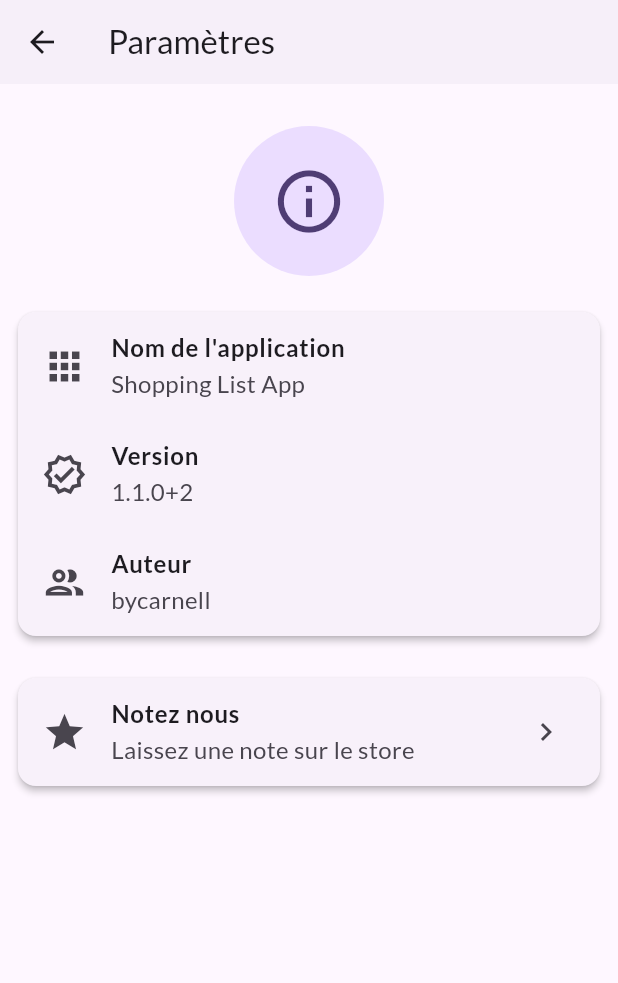
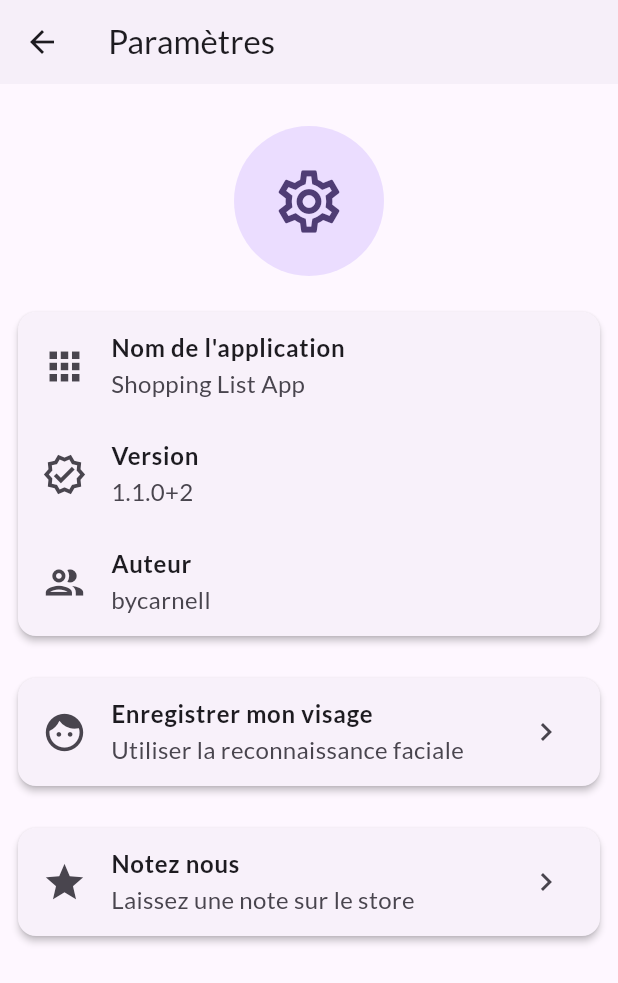
Before and after one commit to carnell0/shopping_list_app, a Flutter app: the SettingsTab screen opened directly, on a phone screen of 412 x 824 dp. Shown: the top 983 px of the screen. Run offline on Flutter 3.47's test engine with Material 3 defaults, Android fonts, the phone set to English and light mode, and no system bars; our stand-ins replace camera, flutter_riverpod, hive, hive_flutter, image_picker, local_auth; missing offline and left inert: google_mlkit_face_detection, tflite_flutter; accounts and stored records are empty.

Commit message:
Quelques changements supplémentaires

```diff
--- a/lib/screens/tabs/settings_tab.dart
+++ b/lib/screens/tabs/settings_tab.dart
@@ -1,4 +1,5 @@
 import 'package:flutter/material.dart';
+import '../register_face_screen.dart';
 
 class SettingsTab extends StatelessWidget {
   const SettingsTab({super.key});
@@ -23,7 +24,7 @@ class SettingsTab extends StatelessWidget {
             radius: 50,
             backgroundColor: Theme.of(context).colorScheme.primaryContainer,
             child: Icon(
-              Icons.info_outline,
+              Icons.settings_outlined,
               size: 50,
               color: Theme.of(context).colorScheme.onPrimaryContainer,
             ),
@@ -58,11 +59,34 @@ class SettingsTab extends StatelessWidget {
             shape: RoundedRectangleBorder(borderRadius: BorderRadius.circular(12)),
             child: Column(
               children: [
-                _buildInfoTile(
+                _buildTappableTile(
+                  context: context,
+                  icon: Icons.face,
+                  title: 'Enregistrer mon visage',
+                  subtitle: 'Utiliser la reconnaissance faciale',
+                  onTap: () {
+                    Navigator.of(context).push(
+                      MaterialPageRoute(
+                        builder: (context) => const RegisterFaceScreen(),
+                      ),
+                    );
+                  },
+                ),
+              ],
+            ),
+          ),
+          const SizedBox(height: 20),
+          Card(
+            elevation: 2,
+            shape: RoundedRectangleBorder(borderRadius: BorderRadius.circular(12)),
+            child: Column(
+              children: [
+                _buildTappableTile(
+                  context: context,
                   icon: Icons.star_outlined,
                   title: 'Notez nous',
                   subtitle: 'Laissez une note sur le store',
-                  trailing: const Icon(Icons.chevron_right),
+                  onTap: () {},
                 ),
               ],
             ),
@@ -76,13 +100,27 @@ class SettingsTab extends StatelessWidget {
     required IconData icon,
     required String title,
     required String subtitle,
-    Widget? trailing,
   }) {
     return ListTile(
       leading: Icon(icon, size: 30),
       title: Text(title, style: const TextStyle(fontWeight: FontWeight.bold)),
       subtitle: Text(subtitle, style: const TextStyle(fontSize: 16)),
-      trailing: trailing,
+    );
+  }
+
+  Widget _buildTappableTile({
+    required BuildContext context,
+    required IconData icon,
+    required String title,
+    required String subtitle,
+    required VoidCallback onTap,
+  }) {
+    return ListTile(
+      onTap: onTap,
+      leading: Icon(icon, size: 30),
+      title: Text(title, style: const TextStyle(fontWeight: FontWeight.bold)),
+      subtitle: Text(subtitle, style: const TextStyle(fontSize: 16)),
+      trailing: const Icon(Icons.chevron_right),
     );
   }
 }
```
Also changed, not shown: lib/providers/shopping_list_provider.dart (+65 -37 lines), lib/screens/auth_screen_wrapper.dart (+1 -12 lines), lib/services/websocket_service.dart (+76 -49 lines).
